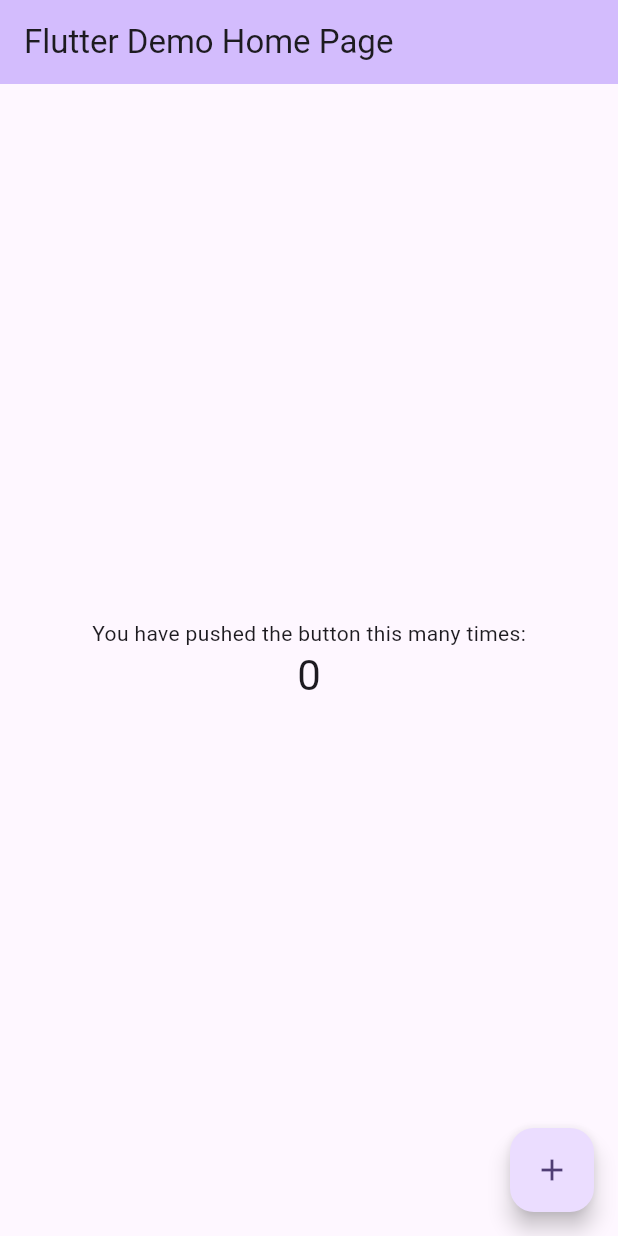
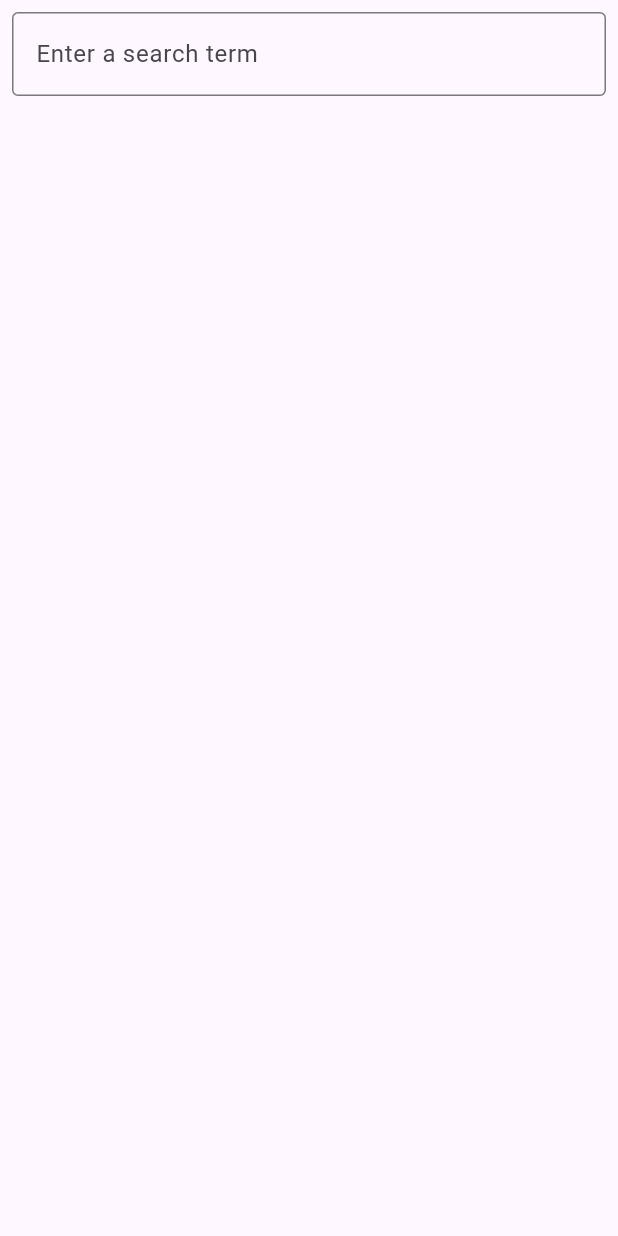
Before and after one commit to DominikStarke/ogre, a Flutter app: the screen it shows after launch, on a phone screen of 412 x 824 dp. Run offline on Flutter 3.47's test engine with Material 3 defaults, Android fonts, the phone set to English and light mode, and no system bars; missing offline and left inert: hotkey_manager, tray_manager, window_manager; statements that could not run were skipped.

Commit message:
On macOS This is now a simple tray app

```diff
--- /dev/null
+++ b/lib/config.dart
@@ -0,0 +1,79 @@
+import 'package:flutter/material.dart';
+import 'package:flutter/services.dart';
+import 'package:hotkey_manager/hotkey_manager.dart';
+import 'package:ogre/controllers/window.dart';
+import 'package:tray_manager/tray_manager.dart';
+import 'package:window_manager/window_manager.dart';
+
+WindowOptions windowOptions = const WindowOptions(
+  size: Size(300, 60),
+  titleBarStyle: TitleBarStyle.hidden,
+  alwaysOnTop: true,
+  skipTaskbar: true,
+  center: true,
+  windowButtonVisibility: false,
+  maximumSize: Size(300, 60),
+  minimumSize: Size(300, 60),
+);
+
+class HotkeyEntry extends HotKey {
+  final Function(HotKey)? onUp;
+  final Function(HotKey)? onDown;
+
+  HotkeyEntry({
+    required LogicalKeyboardKey super.key,
+    super.modifiers,
+    super.scope,
+    this.onUp,
+    this.onDown
+  });
+
+  register() {
+    hotKeyManager.register(this, keyDownHandler: onDown, keyUpHandler: onUp);
+  }
+
+  unregister() {
+    hotKeyManager.unregister(this);
+  }
+}
+
+const trayIcon = 'assets/app_icon.png';
+
+Menu getTrayMenuConfiguration (WindowControllerState controller) {
+  return Menu(
+    items: [
+      MenuItem(
+        key: 'show_window',
+        label: 'Show Window',
+      ),
+      MenuItem(
+        key: 'hide_window',
+        label: 'Hide Window',
+      ),
+      MenuItem.separator(),
+      MenuItem.submenu(
+        label: 'Submenu',
+        submenu: Menu(
+          items: [
+            MenuItem(
+              type: 'checkbox',
+              key: 'submenu_item_1',
+              label: 'Submenu Item 1',
+            ),
+            MenuItem(
+              key: 'submenu_item_2',
+              label: 'Submenu Item 2',
+            ),
+          ]
+        )
+      ),
+      MenuItem(
+        key: 'exit_app',
+        label: 'Exit App',
+        onClick: (menuItem) {
+          controller.exit();
+        },
+      ),
+    ],
+  );
+}
--- /dev/null
+++ b/lib/controllers/window.dart
@@ -0,0 +1,128 @@
+import 'dart:async';
+
+import 'package:flutter/material.dart';
+import 'package:hotkey_manager/hotkey_manager.dart';
+import 'package:ogre/config.dart';
+import 'package:tray_manager/tray_manager.dart';
+import 'package:window_manager/window_manager.dart';
+
+class WindowController extends StatefulWidget {
+  final Widget child;
+  final Future<void> Function()? onTrayIconMouseDown;
+  final void Function()? onTrayIconRightMouseDown;
+  final void Function()? onTrayIconRightMouseUp;
+  final void Function()? onWindowClose;
+  final Future<void> Function(MenuItem menuItem)? onTrayMenuItemClick;
+  final WindowOptions? windowOptions;
+  final List<HotkeyEntry> hotkeys = const [];
+  final Function(WindowControllerState)? getTrayMenuConfiguration;
+  final String appIcon;
+
+  const WindowController({
+    super.key,
+    required this.child,
+    this.onTrayIconMouseDown,
+    this.onTrayIconRightMouseDown,
+    this.onTrayIconRightMouseUp,
+    this.onWindowClose,
+    this.onTrayMenuItemClick,
+    this.windowOptions,
+    this.getTrayMenuConfiguration,
+    required this.appIcon,
+  });
+
+  @override
+  State<WindowController> createState() => WindowControllerState();
+
+  static WindowControllerState of(BuildContext context) {
+    final state = context.findAncestorStateOfType<WindowControllerState>();
+    if(state == null) {
+      throw Exception('WindowListenerWidget not found in context');
+    }
+    return state;
+  }
+}
+
+class WindowControllerState extends State<WindowController> with TrayListener, WindowListener {
+
+  @override
+  initState() {
+    trayManager.addListener(this);
+    super.initState();
+    _init();
+  }
+
+  Future<void> _init () async {
+    WidgetsFlutterBinding.ensureInitialized();
+    await hotKeyManager.unregisterAll();
+    await windowManager.ensureInitialized();
+
+    windowManager.waitUntilReadyToShow(widget.windowOptions, () async {
+      await windowManager.show();
+      await windowManager.focus();
+    });
+
+    await trayManager.setIcon(widget.appIcon);
+
+    await _setTrayConfiguration();
+
+    for (var hotkey in widget.hotkeys) {
+      await hotKeyManager.register(hotkey);
+    }
+  }
+
+  Future<void> _setTrayConfiguration () async {
+    if(widget.getTrayMenuConfiguration != null) {
+      await trayManager.setContextMenu(widget.getTrayMenuConfiguration?.call(this));
+    }
+  }
+
+  Future<void> hide() async {
+    await windowManager.hide();
+  }
+
+  @override
+  void onTrayIconMouseDown() async {
+    if (widget.onTrayIconMouseDown != null) {
+      await widget.onTrayIconMouseDown!();
+    }
+  }
+
+  @override
+  void onTrayIconRightMouseDown() {
+    if (widget.onTrayIconRightMouseDown != null) {
+      widget.onTrayIconRightMouseDown!();
+    }
+  }
+
+  @override
+  void onTrayIconRightMouseUp() {
+    trayManager.popUpContextMenu();
+    // if (widget.onTrayIconRightMouseUp != null) {
+    //   widget.onTrayIconRightMouseUp!();
+    // }
+  }
+
+  @override
+  void onWindowClose() {
+    if (widget.onWindowClose != null) {
+      widget.onWindowClose!();
+    }
+  }
+
+  @override
+  void onTrayMenuItemClick(MenuItem menuItem) async {
+    if (widget.onTrayMenuItemClick != null) {
+      await widget.onTrayMenuItemClick!(menuItem);
+    }
+  }
+
+  exit([code = 0]) {
+    exit(code);
+  }
+
+  @override
+  Widget build(BuildContext context) {
+    return widget.child;
+  }
+}
--- a/lib/main.dart
+++ b/lib/main.dart
@@ -1,4 +1,7 @@
 import 'package:flutter/material.dart';
+import 'package:flutter/services.dart';
+import 'package:ogre/config.dart';
+import 'package:ogre/controllers/window.dart';
 
 void main() {
   runApp(const MyApp());
@@ -6,48 +9,26 @@ void main() {
 
 class MyApp extends StatelessWidget {
   const MyApp({super.key});
-
-  // This widget is the root of your application.
   @override
   Widget build(BuildContext context) {
-    return MaterialApp(
+    return WindowController(
+      getTrayMenuConfiguration: getTrayMenuConfiguration,
+      appIcon: trayIcon,
+      windowOptions: windowOptions,
+      child: MaterialApp(
         title: 'Flutter Demo',
         theme: ThemeData(
-        // This is the theme of your application.
-        //
-        // TRY THIS: Try running your application with "flutter run". You'll see
-        // the application has a purple toolbar. Then, without quitting the app,
-        // try changing the seedColor in the colorScheme below to Colors.green
-        // and then invoke "hot reload" (save your changes or press the "hot
-        // reload" button in a Flutter-supported IDE, or press "r" if you used
-        // the command line to start the app).
-        //
-        // Notice that the counter didn't reset back to zero; the application
-        // state is not lost during the reload. To reset the state, use hot
-        // restart instead.
-        //
-        // This works for code too, not just values: Most code changes can be
-        // tested with just a hot reload.
           colorScheme: ColorScheme.fromSeed(seedColor: Colors.deepPurple),
           useMaterial3: true,
         ),
         home: const MyHomePage(title: 'Flutter Demo Home Page'),
+      ),
     );
   }
 }
 
 class MyHomePage extends StatefulWidget {
   const MyHomePage({super.key, required this.title});
-
-  // This widget is the home page of your application. It is stateful, meaning
-  // that it has a State object (defined below) that contains fields that affect
-  // how it looks.
-
-  // This class is the configuration for the state. It holds the values (in this
-  // case the title) provided by the parent (in this case the App widget) and
-  // used by the build method of the State. Fields in a Widget subclass are
-  // always marked "final".
-
   final String title;
 
   @override
@@ -55,71 +36,41 @@ class MyHomePage extends StatefulWidget {
 }
 
 class _MyHomePageState extends State<MyHomePage> {
-  int _counter = 0;
+  final TextEditingController searchInputController = TextEditingController();
+  FocusNode? _searchInputFocusNode;
+  FocusNode get searchInputFocusNode {
+    _searchInputFocusNode = _searchInputFocusNode ?? FocusNode(onKeyEvent: handleKeyEvent);
+    return _searchInputFocusNode!;
+  }
+  late final WindowControllerState window = WindowController.of(context);
 
-  void _incrementCounter() {
-    setState(() {
-      // This call to setState tells the Flutter framework that something has
-      // changed in this State, which causes it to rerun the build method below
-      // so that the display can reflect the updated values. If we changed
-      // _counter without calling setState(), then the build method would not be
-      // called again, and so nothing would appear to happen.
-      _counter++;
-    });
+  KeyEventResult handleKeyEvent (FocusNode node, KeyEvent event) {
+    if (event.logicalKey == LogicalKeyboardKey.escape && event is KeyUpEvent) {
+      window.hide();
+      return KeyEventResult.handled;
+    } else if (event.logicalKey == LogicalKeyboardKey.escape) {
+      return KeyEventResult.handled;
+    }
+    return KeyEventResult.ignored;
   }
 
   @override
   Widget build(BuildContext context) {
-    // This method is rerun every time setState is called, for instance as done
-    // by the _incrementCounter method above.
-    //
-    // The Flutter framework has been optimized to make rerunning build methods
-    // fast, so that you can just rebuild anything that needs updating rather
-    // than having to individually change instances of widgets.
     return Scaffold(
-      appBar: AppBar(
-        // TRY THIS: Try changing the color here to a specific color (to
-        // Colors.amber, perhaps?) and trigger a hot reload to see the AppBar
-        // change color while the other colors stay the same.
-        backgroundColor: Theme.of(context).colorScheme.inversePrimary,
-        // Here we take the value from the MyHomePage object that was created by
-        // the App.build method, and use it to set our appbar title.
-        title: Text(widget.title),
+      body: Padding(
+        padding: const EdgeInsets.all(8.0),
+        child: TextFormField(
+          controller: searchInputController,
+          focusNode: searchInputFocusNode,
+          decoration: const InputDecoration(
+            border: OutlineInputBorder(),
+            labelText: 'Enter a search term',
           ),
-      body: Center(
-        // Center is a layout widget. It takes a single child and positions it
-        // in the middle of the parent.
-        child: Column(
-          // Column is also a layout widget. It takes a list of children and
-          // arranges them vertically. By default, it sizes itself to fit its
-          // children horizontally, and tries to be as tall as its parent.
-          //
-          // Column has various properties to control how it sizes itself and
-          // how it positions its children. Here we use mainAxisAlignment to
-          // center the children vertically; the main axis here is the vertical
-          // axis because Columns are vertical (the cross axis would be
-          // horizontal).
-          //
-          // TRY THIS: Invoke "debug painting" (choose the "Toggle Debug Paint"
-          // action in the IDE, or press "p" in the console), to see the
-          // wireframe for each widget.
-          mainAxisAlignment: MainAxisAlignment.center,
-          children: <Widget>[
-            const Text(
-              'You have pushed the button this many times:',
-            ),
-            Text(
-              '$_counter',
-              style: Theme.of(context).textTheme.headlineMedium,
-            ),
-          ],
+          onChanged: (String value) async {
+
+          },
         ),
       ),
-      floatingActionButton: FloatingActionButton(
-        onPressed: _incrementCounter,
-        tooltip: 'Increment',
-        child: const Icon(Icons.add),
-      ), // This trailing comma makes auto-formatting nicer for build methods.
     );
   }
 }
```
Also changed, not shown: pubspec.yaml (+7 -56 lines), assets/app_icon.png (added), pubspec.lock, 12 other files. Lines whose indentation alone changed are shown as unchanged.
